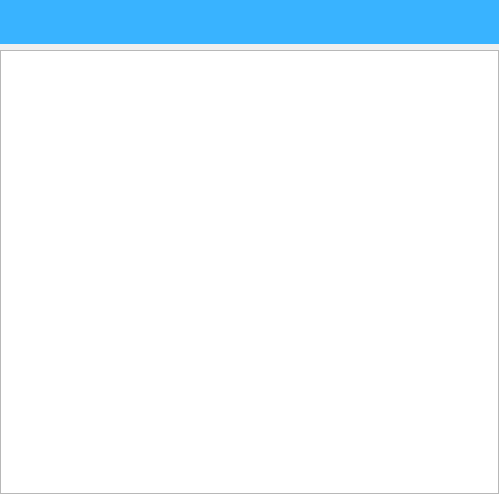
The window that pages/RoomList.ui (wps139hf/app) describes before a commit, drawn with Qt 5.
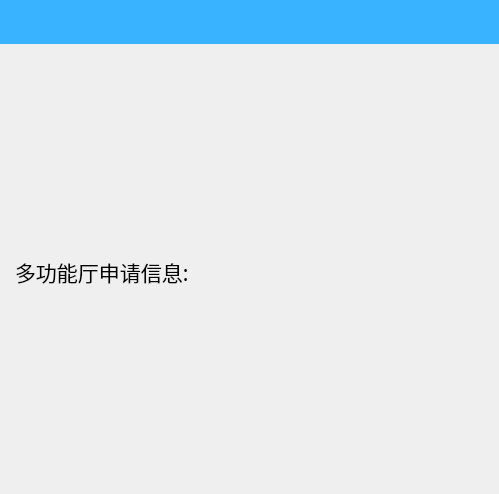
The same window after the commit. Custom widgets are drawn as their Qt base class.

```diff
--- a/pages/RoomList.ui
+++ b/pages/RoomList.ui
@@ -34,13 +34,29 @@
        <height>44</height>
       </size>
      </property>
+     <property name="maximumSize">
+      <size>
+       <width>16777215</width>
+       <height>44</height>
+      </size>
+     </property>
      <property name="styleSheet">
       <string notr="true">background-color: rgb(57, 179, 255);</string>
      </property>
     </widget>
    </item>
    <item>
-    <widget class="QListWidget" name="list"/>
+    <widget class="QLabel" name="label">
+     <property name="styleSheet">
+      <string notr="true">font-family:Microsoft YaHei;
+font-size:16pt;
+padding-left:10px;
+background-color:transparent;</string>
+     </property>
+     <property name="text">
+      <string>多功能厅申请信息:</string>
+     </property>
+    </widget>
    </item>
   </layout>
  </widget>
```
